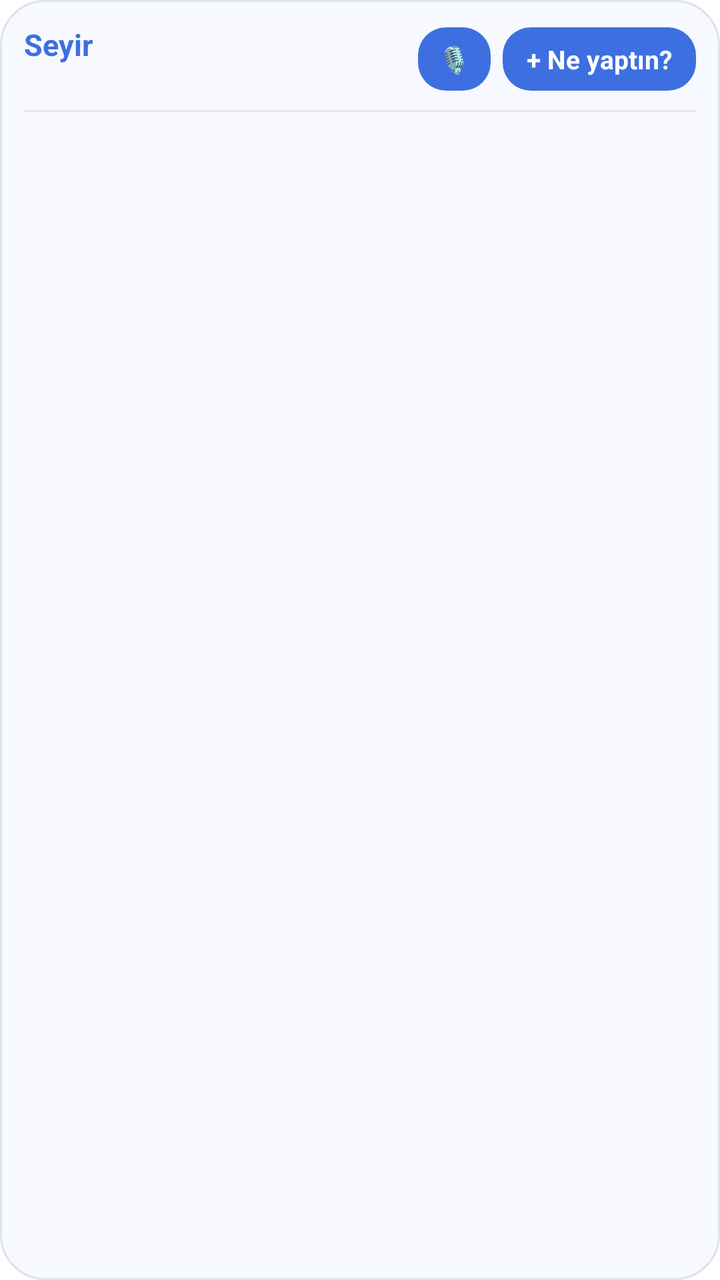
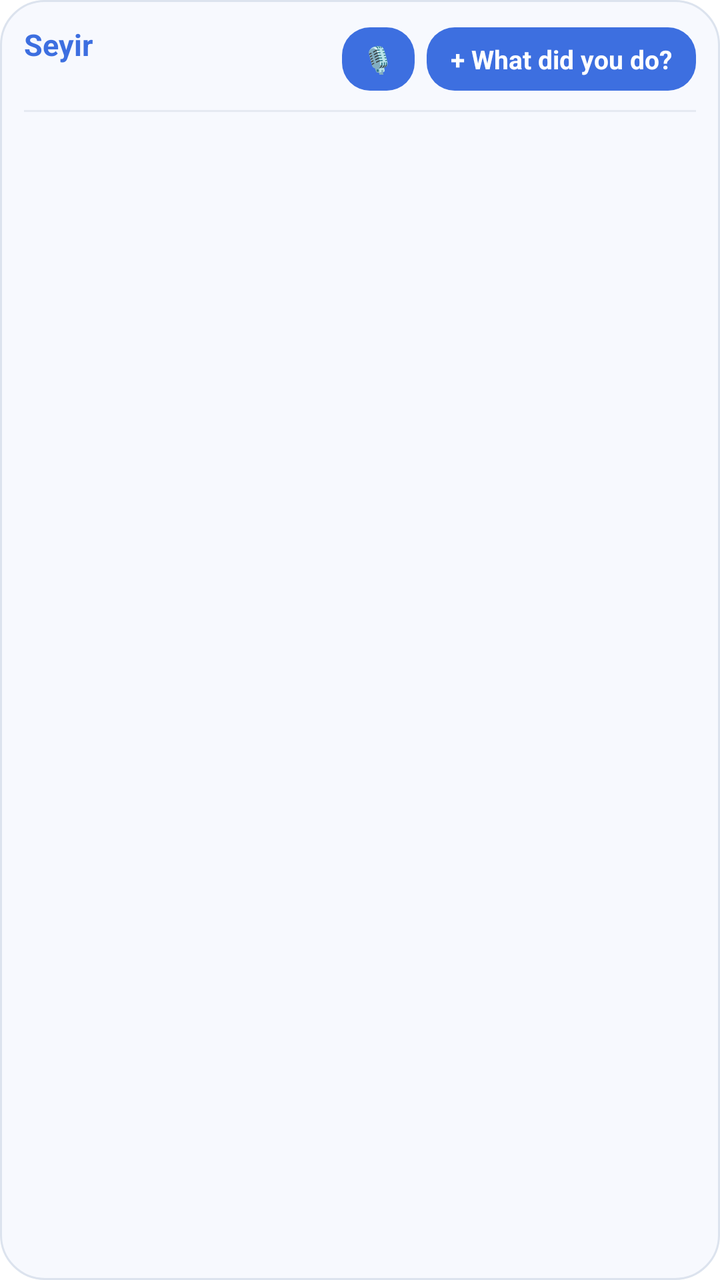

Screens rendered from an Android XML layout before and after an edit, with the pre-edit source and the edit as a unified diff.
<!-- AndroidManifest.xml: fallback theme Theme.MaterialComponents.DayNight.NoActionBar -->
<!-- res/layout/takip_widget.xml -->
<?xml version="1.0" encoding="utf-8"?>
<LinearLayout xmlns:android="http://schemas.android.com/apk/res/android"
    android:id="@+id/widget_container"
    android:layout_width="match_parent"
    android:layout_height="match_parent"
    android:background="@drawable/widget_bg"
    android:orientation="vertical"
    android:padding="12dp">

    
    <LinearLayout
        android:layout_width="match_parent"
        android:layout_height="wrap_content"
        android:gravity="center_vertical"
        android:orientation="horizontal">

        <LinearLayout
            android:layout_width="0dp"
            android:layout_height="wrap_content"
            android:layout_weight="1"
            android:orientation="vertical">

            <TextView
                android:id="@+id/widget_title"
                android:layout_width="wrap_content"
                android:layout_height="wrap_content"
                android:text="Seyir"
                android:textColor="@color/widget_title"
                android:textSize="15sp"
                android:textStyle="bold" />

            <TextView
                android:id="@+id/widget_goals"
                android:layout_width="wrap_content"
                android:layout_height="wrap_content"
                android:ellipsize="end"
                android:maxLines="1"
                android:text=""
                android:textColor="@color/widget_text_secondary"
                android:textSize="11sp" />
        </LinearLayout>

        <TextView
            android:id="@+id/widget_mic_btn"
            android:layout_width="wrap_content"
            android:layout_height="wrap_content"
            android:layout_marginEnd="6dp"
            android:background="@drawable/widget_button_bg"
            android:paddingStart="10dp"
            android:paddingEnd="10dp"
            android:paddingTop="7dp"
            android:paddingBottom="7dp"
            android:text="🎙️"
            android:textColor="@color/widget_button_text"
            android:textSize="13sp" />

        <TextView
            android:id="@+id/widget_add_btn"
            android:layout_width="wrap_content"
            android:layout_height="wrap_content"
            android:background="@drawable/widget_button_bg"
            android:paddingStart="12dp"
            android:paddingEnd="12dp"
            android:paddingTop="7dp"
            android:paddingBottom="7dp"
            android:text="+ Ne yaptın?"
            android:textColor="@color/widget_button_text"
            android:textSize="13sp"
            android:textStyle="bold" />
    </LinearLayout>

    <FrameLayout
        android:layout_width="match_parent"
        android:layout_height="1dp"
        android:layout_marginTop="8dp"
        android:layout_marginBottom="8dp"
        android:background="@color/widget_divider" />

    
    <LinearLayout
        android:id="@+id/row_1"
        android:layout_width="match_parent"
        android:layout_height="wrap_content"
        android:orientation="horizontal">

        <TextView
            android:id="@+id/item_0"
            android:layout_width="0dp"
            android:layout_height="wrap_content"
            android:layout_marginEnd="4dp"
            android:layout_weight="1"
            android:background="@drawable/widget_item_bg"
            android:ellipsize="end"
            android:gravity="center"
            android:maxLines="1"
            android:paddingStart="8dp"
            android:paddingEnd="8dp"
            android:paddingTop="7dp"
            android:paddingBottom="7dp"
            android:textColor="@color/widget_text_primary"
            android:textSize="12sp"
            android:textStyle="bold"
            android:visibility="gone" />

        <TextView
            android:id="@+id/item_1"
            android:layout_width="0dp"
            android:layout_height="wrap_content"
            android:layout_marginStart="4dp"
            android:layout_weight="1"
            android:background="@drawable/widget_item_bg"
            android:ellipsize="end"
            android:gravity="center"
            android:maxLines="1"
            android:paddingStart="8dp"
            android:paddingEnd="8dp"
            android:paddingTop="7dp"
            android:paddingBottom="7dp"
            android:textColor="@color/widget_text_primary"
            android:textSize="12sp"
            android:textStyle="bold"
            android:visibility="gone" />
    </LinearLayout>

    
    <LinearLayout
        android:id="@+id/row_2"
        android:layout_width="match_parent"
        android:layout_height="wrap_content"
        android:layout_marginTop="6dp"
        android:orientation="horizontal">

        <TextView
            android:id="@+id/item_2"
            android:layout_width="0dp"
            android:layout_height="wrap_content"
            android:layout_marginEnd="4dp"
            android:layout_weight="1"
            android:background="@drawable/widget_item_bg"
            android:ellipsize="end"
            android:gravity="center"
            android:maxLines="1"
            android:paddingStart="8dp"
            android:paddingEnd="8dp"
            android:paddingTop="7dp"
            android:paddingBottom="7dp"
            android:textColor="@color/widget_text_primary"
            android:textSize="12sp"
            android:textStyle="bold"
            android:visibility="gone" />

        <TextView
            android:id="@+id/item_3"
            android:layout_width="0dp"
            android:layout_height="wrap_content"
            android:layout_marginStart="4dp"
            android:layout_weight="1"
            android:background="@drawable/widget_item_bg"
            android:ellipsize="end"
            android:gravity="center"
            android:maxLines="1"
            android:paddingStart="8dp"
            android:paddingEnd="8dp"
            android:paddingTop="7dp"
            android:paddingBottom="7dp"
            android:textColor="@color/widget_text_primary"
            android:textSize="12sp"
            android:textStyle="bold"
            android:visibility="gone" />
    </LinearLayout>

    <TextView
        android:id="@+id/widget_empty"
        android:layout_width="match_parent"
        android:layout_height="wrap_content"
        android:gravity="center"
        android:paddingTop="10dp"
        android:paddingBottom="10dp"
        android:text="Uygulamadan sık yapılanları ekleyebilirsiniz."
        android:textColor="@color/widget_empty"
        android:textSize="12sp"
        android:visibility="gone" />

</LinearLayout>
<!-- resources referenced by this layout -->
<resources>
  <color name="widget_button_text">#FFFFFF</color>
  <color name="widget_divider">#E5EAF2</color>
  <color name="widget_empty">#64748B</color>
  <color name="widget_text_primary">#1E293B</color>
  <color name="widget_text_secondary">#556070</color>
  <color name="widget_title">#3D6FE0</color>
  <!-- drawable widget_bg (drawable) -->
  <?xml version="1.0" encoding="utf-8"?>
  <shape xmlns:android="http://schemas.android.com/apk/res/android"
      android:shape="rectangle">
      <corners android:radius="22dp" />
      <solid android:color="@color/widget_bg" />
      <stroke android:width="1dp" android:color="@color/widget_border" />
  </shape>
  <!-- drawable widget_button_bg (drawable) -->
  <?xml version="1.0" encoding="utf-8"?>
  <shape xmlns:android="http://schemas.android.com/apk/res/android"
      android:shape="rectangle">
      <corners android:radius="14dp" />
      <solid android:color="@color/widget_button_bg" />
  </shape>
  <!-- drawable widget_item_bg (drawable) -->
  <?xml version="1.0" encoding="utf-8"?>
  <shape xmlns:android="http://schemas.android.com/apk/res/android"
      android:shape="rectangle">
      <corners android:radius="12dp" />
      <solid android:color="@color/widget_item_bg" />
      <stroke android:width="1dp" android:color="@color/widget_item_border" />
  </shape>
  <color name="widget_bg">#F7F9FE</color>
  <color name="widget_border">#DCE3EE</color>
  <color name="widget_button_bg">#3D6FE0</color>
  <color name="widget_item_bg">#FFFFFF</color>
  <color name="widget_item_border">#E0E6F0</color>
</resources>

<!-- the commit's change to res/layout/takip_widget.xml (unified diff, before → after) -->
@@ -63,7 +63,7 @@
             android:paddingEnd="12dp"
             android:paddingTop="7dp"
             android:paddingBottom="7dp"
-            android:text="+ Ne yaptın?"
+            android:text="@string/widget_action_add"
             android:textColor="@color/widget_button_text"
             android:textSize="13sp"
             android:textStyle="bold" />
@@ -176,7 +176,7 @@
         android:gravity="center"
         android:paddingTop="10dp"
         android:paddingBottom="10dp"
-        android:text="Uygulamadan sık yapılanları ekleyebilirsiniz."
+        android:text="@string/widget_empty_shortcuts"
         android:textColor="@color/widget_empty"
         android:textSize="12sp"
         android:visibility="gone" />
<!-- resource entries referenced after the edit -->
@@ -29,6 +29,8 @@
       <solid android:color="@color/widget_item_bg" />
       <stroke android:width="1dp" android:color="@color/widget_item_border" />
   </shape>
+  <string name="widget_action_add">+ What did you do?</string>
+  <string name="widget_empty_shortcuts">Add shortcuts from the app.</string>
   <color name="widget_bg">#F7F9FE</color>
   <color name="widget_border">#DCE3EE</color>
   <color name="widget_button_bg">#3D6FE0</color>
